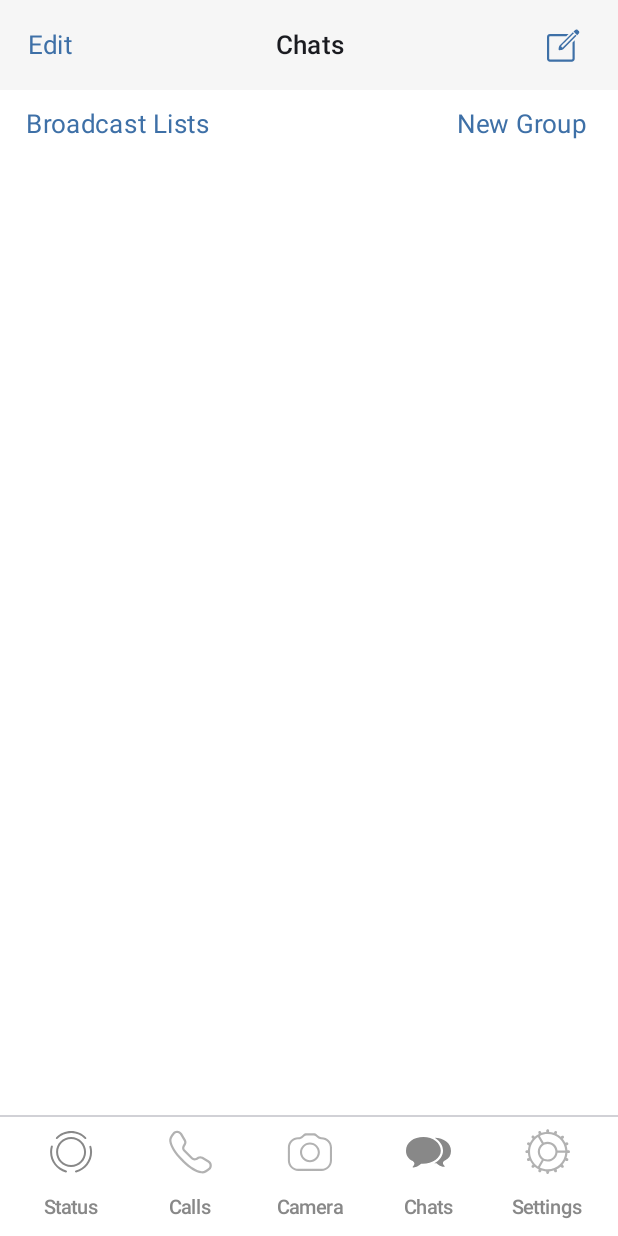
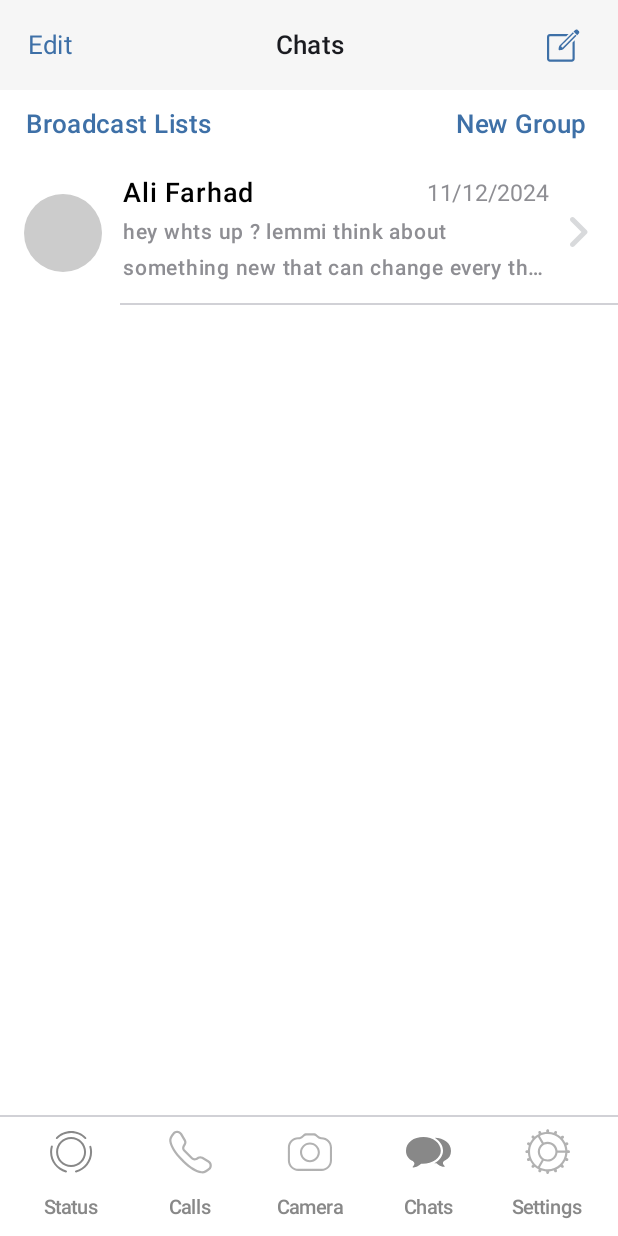
Before and after one commit to im-ali-f/whatsApp, an Android app built with Jetpack Compose: the screen it shows after launch (MainActivity), on a phone screen of 412 x 824 dp. Run offline under Robolectric (Android 15) with nearby library versions, the phone set to English and light mode, and no system bars.

Commit message:
chat management UI

```diff
--- a/app/src/main/java/com/example/whatsapp/HomePage/ChatsComp.kt
+++ b/app/src/main/java/com/example/whatsapp/HomePage/ChatsComp.kt
@@ -2,6 +2,7 @@ package com.example.whatsapp.HomePage
 
 import androidx.compose.foundation.background
 import androidx.compose.foundation.clickable
+import androidx.compose.foundation.horizontalScroll
 import androidx.compose.foundation.layout.Arrangement
 import androidx.compose.foundation.layout.Box
 import androidx.compose.foundation.layout.Column
@@ -13,15 +14,19 @@ import androidx.compose.foundation.layout.fillMaxWidth
 import androidx.compose.foundation.layout.height
 import androidx.compose.foundation.layout.padding
 import androidx.compose.foundation.layout.size
+import androidx.compose.foundation.layout.width
 import androidx.compose.foundation.lazy.LazyColumn
+import androidx.compose.foundation.rememberScrollState
 import androidx.compose.foundation.shape.RoundedCornerShape
 import androidx.compose.material3.Icon
 import androidx.compose.material3.Text
 import androidx.compose.runtime.Composable
+import androidx.compose.runtime.mutableStateOf
 import androidx.compose.ui.Alignment
 import androidx.compose.ui.Modifier
 import androidx.compose.ui.draw.clip
 import androidx.compose.ui.graphics.Color
+import androidx.compose.ui.platform.LocalConfiguration
 import androidx.compose.ui.res.painterResource
 import androidx.compose.ui.text.font.FontWeight
 import androidx.compose.ui.text.style.TextAlign
@@ -30,26 +35,35 @@ import androidx.compose.ui.unit.dp
 import androidx.compose.ui.unit.sp
 import com.example.whatsapp.R
 import com.example.whatsapp.VMs.App.WhatsAppVM
+import com.example.whatsapp.ui.theme.archiveChatColor
 import com.example.whatsapp.ui.theme.disabledText
 import com.example.whatsapp.ui.theme.enabledText
 import com.example.whatsapp.ui.theme.mainBlue
 import com.example.whatsapp.ui.theme.mainGray
 import com.example.whatsapp.ui.theme.mainMessageTextColor
 import com.example.whatsapp.ui.theme.messageIconColor
+import com.example.whatsapp.ui.theme.moreChatColor
 
 @Composable
 fun ChatsComp(model: WhatsAppVM) {
 
 
     Column(Modifier.fillMaxSize()) {
-        Row (Modifier.fillMaxWidth().padding(start = 11.dp , end = 16.dp , top = 5.dp, bottom = 5.dp), verticalAlignment = Alignment.CenterVertically, horizontalArrangement = Arrangement.SpaceBetween){
+        //main big Column
+        Row(
+            Modifier
+                .fillMaxWidth()
+                .padding(start = 11.dp, end = 16.dp, top = 5.dp, bottom = 5.dp),
+            verticalAlignment = Alignment.CenterVertically,
+            horizontalArrangement = Arrangement.SpaceBetween
+        ) {
             Text(
                 modifier = Modifier
                     .clip(RoundedCornerShape(8.dp))
                     .clickable { }
                     .padding(5.dp),
                 text = "Broadcast Lists",
-                fontWeight = FontWeight(400),
+                fontWeight = FontWeight(500),
                 fontSize = 17.sp,
                 textAlign = TextAlign.Center,
                 color = mainBlue
@@ -61,30 +75,44 @@ fun ChatsComp(model: WhatsAppVM) {
                     .clickable { }
                     .padding(5.dp),
                 text = "New Group",
-                fontWeight = FontWeight(400),
+                fontWeight = FontWeight(500),
                 fontSize = 17.sp,
                 textAlign = TextAlign.Center,
                 color = mainBlue
             )
         }
 
+        //call chats here
+        chatBuilder()
+
+        //end big main Column
     }
 
 
 }
 
 @Composable
-fun chatBuilder(){
+fun chatBuilder() {
+    val screenWidth = LocalConfiguration.current.screenWidthDp
+
+    var scrollState = rememberScrollState()
+
+
     //test Row
-
     Row(
         Modifier
-            .fillMaxWidth()
+            .width(screenWidth.dp)
+            .height(99.dp)
+            .horizontalScroll(scrollState)
             .clickable { }
             .padding(start = 16.dp),
         verticalAlignment = Alignment.CenterVertically,
         horizontalArrangement = Arrangement.SpaceBetween) {
 
+        Row(
+            Modifier.width(screenWidth.dp), verticalAlignment = Alignment.CenterVertically,
+            horizontalArrangement = Arrangement.SpaceBetween
+        ) {
             Box(
                 modifier = Modifier
                     .size(52.dp)
@@ -100,13 +128,7 @@ fun chatBuilder(){
                     .fillMaxWidth()
                     .padding(start = 12.dp), verticalArrangement = Arrangement.SpaceBetween
             ) {
-            //sep
-            Box(
-                modifier = Modifier
-                    .fillMaxWidth()
-                    .height(1.dp)
-                    .background(disabledText)
-            )
+
                 Spacer(modifier = Modifier.height(10.dp))
                 //endsep
 
@@ -118,7 +140,7 @@ fun chatBuilder(){
                     Column(
                         Modifier
                             .fillMaxHeight()
-                        .fillMaxWidth(0.9f)
+                            .fillMaxWidth(0.85f)
                             .padding(start = 2.dp, end = 10.dp)
                         //.background(Color.Black)
                     ) {
@@ -156,7 +178,7 @@ fun chatBuilder(){
                                 modifier = Modifier.fillMaxWidth(),
                                 maxLines = 2,
                                 overflow = TextOverflow.Ellipsis,
-                            text = "hey whts up ? lemmi think about something new that can change every thing. what is your idea?",
+                                text = "hey whts up ? lemmi think about something new that can change every thin. what is your idea?",
                                 fontWeight = FontWeight(600),
                                 fontSize = 14.sp,
                                 color = mainMessageTextColor
@@ -196,9 +218,64 @@ fun chatBuilder(){
                 //end sep
 
             }
+        }
+
+
+        Row(
+            modifier = Modifier
+                .fillMaxHeight()
+                .align(Alignment.CenterVertically), verticalAlignment = Alignment.CenterVertically
+        ) {//manager container
+            Box(
+                modifier = Modifier
+                    .fillMaxHeight()
+                    .width(99.dp)
+                    .background(moreChatColor)
+                    .clickable { }
+                , contentAlignment = Alignment.Center
+            ){
+                Column(verticalArrangement = Arrangement.Center, horizontalAlignment = Alignment.CenterHorizontally) {
+                    Icon(modifier = Modifier.size(24.dp), painter = painterResource(id = R.drawable.more), tint = Color.White, contentDescription = "more Icon" )
+                    Spacer(modifier = Modifier.height(10.dp))
+                    Text(
+                        text = "More",
+                        fontWeight = FontWeight(500),
+                        fontSize = 17.sp,
+                        textAlign = TextAlign.Center,
+                        color = Color.White
+                    )
+
+                }
+            }
+
+            Box(
+                modifier = Modifier
+                    .fillMaxHeight()
+                    .width(99.dp)
+                    .background(archiveChatColor)
+                    .clickable { }
+                , contentAlignment = Alignment.Center
+
+            ){
+                Column(verticalArrangement = Arrangement.Center, horizontalAlignment = Alignment.CenterHorizontally) {
+                    Icon(modifier = Modifier.size(24.dp), painter = painterResource(id = R.drawable.archive), tint = Color.White, contentDescription = "more Icon" )
+                    Spacer(modifier = Modifier.height(10.dp))
+                    Text(
+                        text = "Archive",
+                        fontWeight = FontWeight(500),
+                        fontSize = 17.sp,
+                        textAlign = TextAlign.Center,
+                        color = Color.White
+                    )
+
+                }
+            }
+        }
 
     }
 
 
     //test Row
+
+
 }
--- a/app/src/main/java/com/example/whatsapp/MainActivity.kt
+++ b/app/src/main/java/com/example/whatsapp/MainActivity.kt
@@ -43,6 +43,7 @@ class MainActivity : ComponentActivity() {
                     val model = WhatsAppVM(viewModel,this , navController = navStateBig )
 
 
+
                     Box(modifier = Modifier.fillMaxSize()){
 
                         NavHost(navController = navStateBig , startDestination = "homePage" ){
--- a/app/src/main/java/com/example/whatsapp/ui/theme/Color.kt
+++ b/app/src/main/java/com/example/whatsapp/ui/theme/Color.kt
@@ -18,3 +18,5 @@ val enabledText = Color(0xFF3E70A7)
 
 val messageIconColor = Color(0xA83C434D)
 val mainMessageTextColor= Color(0xFF8E8E93)
+val moreChatColor= Color(0xFFC6C6CC)
+val archiveChatColor= Color(0xFF3E70A7)
--- /dev/null
+++ b/app/src/main/res/drawable/archive.xml
@@ -0,0 +1,10 @@
+<vector xmlns:android="http://schemas.android.com/apk/res/android"
+    android:width="22dp"
+    android:height="21dp"
+    android:viewportWidth="22"
+    android:viewportHeight="21">
+  <path
+      android:pathData="M20.6,6.5V18.8C20.6,19.905 19.705,20.8 18.6,20.8H3.1C1.995,20.8 1.1,19.905 1.1,18.8V6.5H20.6ZM14.3,8.7H7.3C7.055,8.7 6.85,8.877 6.808,9.11L6.8,9.2V10.7C6.8,10.946 6.977,11.15 7.21,11.192L7.3,11.2H14.3C14.545,11.2 14.75,11.023 14.792,10.79L14.8,10.7V9.2C14.8,8.924 14.576,8.7 14.3,8.7ZM19.2,0.5C20.305,0.5 21.2,1.395 21.2,2.5V5.5H0.5V2.5C0.5,1.395 1.395,0.5 2.5,0.5H19.2Z"
+      android:fillColor="#ffffff"
+      android:fillType="evenOdd"/>
+</vector>
--- /dev/null
+++ b/app/src/main/res/drawable/more.xml
@@ -0,0 +1,10 @@
+<vector xmlns:android="http://schemas.android.com/apk/res/android"
+    android:width="26dp"
+    android:height="6dp"
+    android:viewportWidth="26"
+    android:viewportHeight="6">
+  <path
+      android:pathData="M3.25,0C4.769,0 6,1.231 6,2.75C6,4.269 4.769,5.5 3.25,5.5C1.731,5.5 0.5,4.269 0.5,2.75C0.5,1.231 1.731,0 3.25,0ZM13,0C14.519,0 15.75,1.231 15.75,2.75C15.75,4.269 14.519,5.5 13,5.5C11.481,5.5 10.25,4.269 10.25,2.75C10.25,1.231 11.481,0 13,0ZM22.75,0C24.269,0 25.5,1.231 25.5,2.75C25.5,4.269 24.269,5.5 22.75,5.5C21.231,5.5 20,4.269 20,2.75C20,1.231 21.231,0 22.75,0Z"
+      android:fillColor="#ffffff"
+      android:fillType="evenOdd"/>
+</vector>
```
Lines whose indentation alone changed are shown as unchanged.
